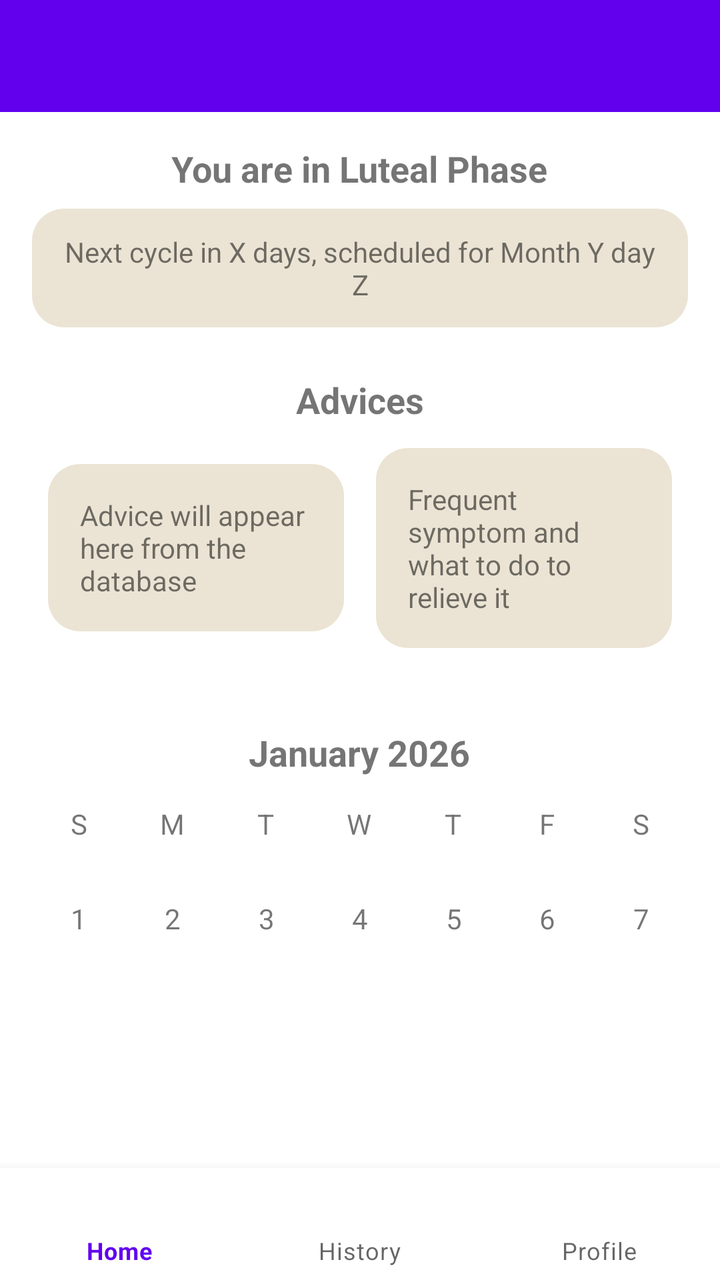
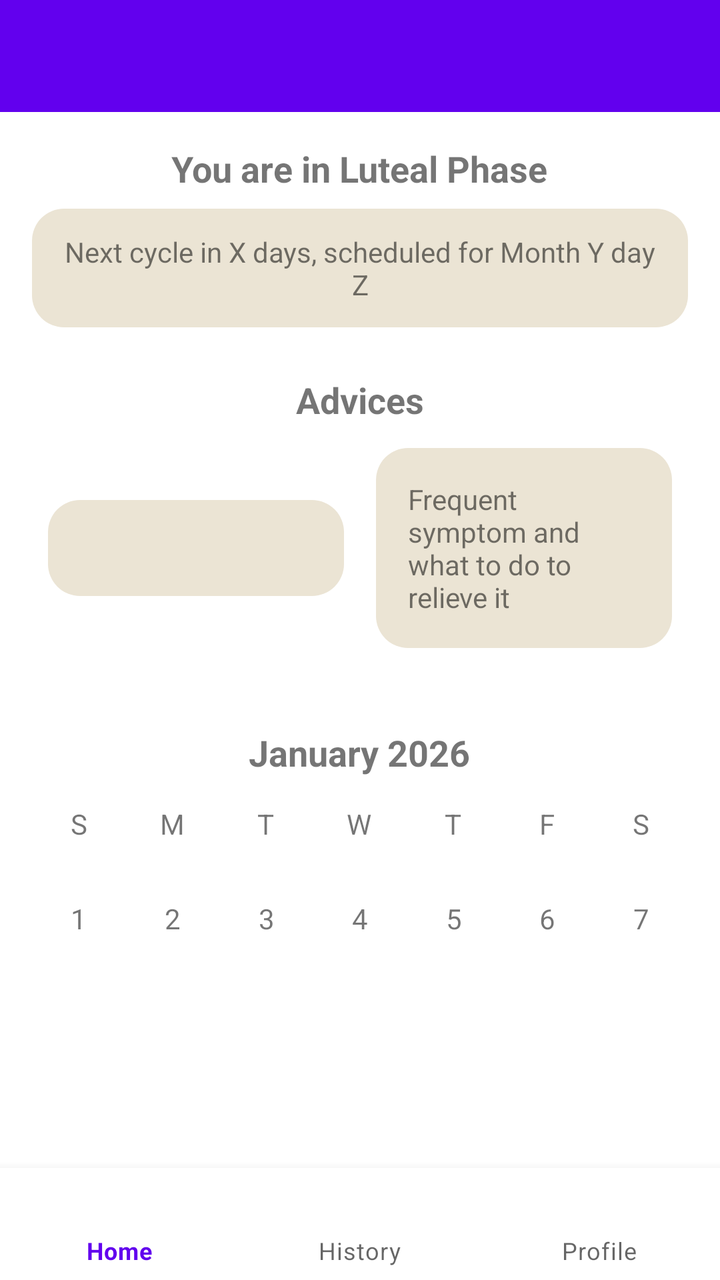

Compare the two renders of this Android layout. The source of the first and the diff that turns it into the second are given below.
<!-- AndroidManifest.xml: application theme Theme.LunaFlow -->
<!-- res/layout/activity_main.xml -->
<androidx.coordinatorlayout.widget.CoordinatorLayout xmlns:android="http://schemas.android.com/apk/res/android"
    xmlns:app="http://schemas.android.com/apk/res-auto"
    android:layout_width="match_parent"
    android:layout_height="match_parent">

    
    <com.google.android.material.appbar.MaterialToolbar
        android:id="@+id/topBar"
        android:layout_width="match_parent"
        android:layout_height="wrap_content"
        android:background="?attr/colorPrimary"
        android:title="LunaFlow"
        android:titleTextColor="@android:color/white"
        app:elevation="4dp" />

    <androidx.core.widget.NestedScrollView
        android:layout_width="match_parent"
        android:layout_height="match_parent"
        android:layout_marginTop="?attr/actionBarSize"
        android:padding="16dp"
        app:layout_behavior="@string/appbar_scrolling_view_behavior">

        <LinearLayout
            android:layout_width="match_parent"
            android:layout_height="wrap_content"
            android:gravity="center_horizontal"
            android:orientation="vertical"
            android:spacing="16dp">

            
            <LinearLayout
                android:layout_width="match_parent"
                android:layout_height="wrap_content"
                android:gravity="center_horizontal"
                android:orientation="vertical">

                
                <TextView
                    android:id="@+id/currentPhase"
                    android:layout_width="wrap_content"
                    android:layout_height="wrap_content"
                    android:gravity="center"
                    android:text="You are in Luteal Phase"
                    android:textSize="18sp"
                    android:textStyle="bold" />

                
                <LinearLayout
                    android:layout_width="wrap_content"
                    android:layout_height="wrap_content"
                    android:layout_marginTop="8dp"
                    android:background="@drawable/rounded_background"
                    android:gravity="center"
                    android:padding="12dp">

                    <TextView
                        android:id="@+id/nextCycle"
                        android:layout_width="wrap_content"
                        android:layout_height="wrap_content"
                        android:gravity="center"
                        android:text="Next cycle in X days, scheduled for Month Y day Z"
                        android:textSize="14sp" />
                </LinearLayout>
            </LinearLayout>

            
            <LinearLayout
                android:layout_width="match_parent"
                android:layout_height="wrap_content"
                android:layout_marginTop="24dp"
                android:orientation="vertical">

                <TextView
                    android:layout_width="wrap_content"
                    android:layout_height="wrap_content"
                    android:layout_gravity="center_horizontal"
                    android:layout_marginBottom="12dp"
                    android:text="Advices"
                    android:textSize="18sp"
                    android:textStyle="bold" />

                <LinearLayout
                    android:layout_width="match_parent"
                    android:layout_height="wrap_content"
                    android:layout_marginHorizontal="8dp"
                    android:layout_marginBottom="16dp"
                    android:gravity="center"
                    android:orientation="horizontal"
                    android:weightSum="2">

                    
                    <LinearLayout
                        android:layout_width="0dp"
                        android:layout_height="wrap_content"
                        android:layout_marginEnd="8dp"
                        android:layout_weight="1"
                        android:background="@drawable/rounded_background"
                        android:orientation="vertical"
                        android:padding="16dp">

                        <TextView
                            android:id="@+id/adviceText"
                            android:layout_width="wrap_content"
                            android:layout_height="wrap_content"
                            android:text="Advice will appear here from the database"
                            android:textSize="14sp" />
                    </LinearLayout>

                    
                    <LinearLayout
                        android:layout_width="0dp"
                        android:layout_height="wrap_content"
                        android:layout_marginStart="8dp"
                        android:layout_weight="1"
                        android:background="@drawable/rounded_background"
                        android:orientation="vertical"
                        android:padding="16dp">

                        <TextView
                            android:layout_width="wrap_content"
                            android:layout_height="wrap_content"
                            android:text="Frequent symptom and what to do to relieve it"
                            android:textSize="14sp" />
                    </LinearLayout>

                </LinearLayout>

            </LinearLayout>

            
            <LinearLayout
                android:layout_width="match_parent"
                android:layout_height="wrap_content"
                android:layout_marginTop="24dp"
                android:orientation="vertical">

                
                <TextView
                    android:id="@+id/calendarMonthYear"
                    android:layout_width="wrap_content"
                    android:layout_height="wrap_content"
                    android:layout_gravity="center_horizontal"
                    android:layout_marginBottom="8dp"
                    android:text="January 2026"
                    android:textSize="18sp"
                    android:textStyle="bold" />

                
                <LinearLayout
                    android:layout_width="match_parent"
                    android:layout_height="wrap_content"
                    android:layout_marginBottom="8dp"
                    android:gravity="center"
                    android:orientation="horizontal">

                    <TextView
                        android:layout_width="0dp"
                        android:layout_height="15pt"
                        android:layout_weight="1"
                        android:gravity="center"
                        android:text="S" />

                    <TextView
                        android:layout_width="0dp"
                        android:layout_height="15pt"
                        android:layout_weight="1"
                        android:gravity="center"
                        android:text="M" />

                    <TextView
                        android:layout_width="0dp"
                        android:layout_height="15pt"
                        android:layout_weight="1"
                        android:gravity="center"
                        android:text="T" />

                    <TextView
                        android:layout_width="0dp"
                        android:layout_height="15pt"
                        android:layout_weight="1"
                        android:gravity="center"
                        android:text="W" />

                    <TextView
                        android:layout_width="0dp"
                        android:layout_height="15pt"
                        android:layout_weight="1"
                        android:gravity="center"
                        android:text="T" />

                    <TextView
                        android:layout_width="0dp"
                        android:layout_height="15pt"
                        android:layout_weight="1"
                        android:gravity="center"
                        android:text="F" />

                    <TextView
                        android:layout_width="0dp"
                        android:layout_height="15pt"
                        android:layout_weight="1"
                        android:gravity="center"
                        android:text="S" />
                </LinearLayout>

                
                <GridLayout
                    android:id="@+id/calendarDaysGrid"
                    android:layout_width="match_parent"
                    android:layout_height="wrap_content"
                    android:layout_gravity="center"
                    android:alignmentMode="alignMargins"
                    android:columnCount="7"
                    android:rowCount="6"
                    android:useDefaultMargins="true">

                    
                    
                    <TextView
                        android:layout_width="0dp"
                        android:layout_height="40dp"
                        android:layout_columnWeight="1"
                        android:gravity="center"
                        android:text="1" />

                    <TextView
                        android:layout_width="0dp"
                        android:layout_height="40dp"
                        android:layout_columnWeight="1"
                        android:gravity="center"
                        android:text="2" />

                    <TextView
                        android:layout_width="0dp"
                        android:layout_height="40dp"
                        android:layout_columnWeight="1"
                        android:gravity="center"
                        android:text="3" />

                    <TextView
                        android:layout_width="0dp"
                        android:layout_height="40dp"
                        android:layout_columnWeight="1"
                        android:gravity="center"
                        android:text="4" />

                    <TextView
                        android:layout_width="0dp"
                        android:layout_height="40dp"
                        android:layout_columnWeight="1"
                        android:gravity="center"
                        android:text="5" />

                    <TextView
                        android:layout_width="0dp"
                        android:layout_height="40dp"
                        android:layout_columnWeight="1"
                        android:gravity="center"
                        android:text="6" />

                    <TextView
                        android:layout_width="0dp"
                        android:layout_height="40dp"
                        android:layout_columnWeight="1"
                        android:gravity="center"
                        android:text="7" />
                </GridLayout>

            </LinearLayout>

        </LinearLayout>

    </androidx.core.widget.NestedScrollView>

    
    <com.google.android.material.bottomnavigation.BottomNavigationView
        android:id="@+id/bottomNav"
        android:layout_width="match_parent"
        android:layout_height="wrap_content"
        android:layout_gravity="bottom"
        app:labelVisibilityMode="labeled"
        app:menu="@menu/bottom_nav_menu" />

</androidx.coordinatorlayout.widget.CoordinatorLayout>
<!-- resources referenced by this layout -->
<resources>
  <!-- drawable rounded_background (drawable) -->
  <?xml version="1.0" encoding="utf-8"?>
  <shape xmlns:android="http://schemas.android.com/apk/res/android"
      android:shape="rectangle">
  
      <solid android:color="#EBE4D4" />
  
      <corners android:radius="16dp" />
  
  </shape>
  <style name="Theme.LunaFlow" parent="Theme.MaterialComponents.DayNight.DarkActionBar">
          
          <item name="colorPrimary">@color/purple_500</item>
          <item name="colorPrimaryVariant">@color/purple_700</item>
          <item name="colorOnPrimary">@color/white</item>
          
          <item name="colorSecondary">@color/teal_200</item>
          <item name="colorSecondaryVariant">@color/teal_700</item>
          <item name="colorOnSecondary">@color/black</item>
          
          <item name="android:statusBarColor">?attr/colorPrimaryVariant</item>
          
      </style>
  <color name="purple_500">#FF6200EE</color>
  <color name="purple_700">#FF3700B3</color>
  <color name="white">#FFFFFFFF</color>
  <color name="teal_200">#FF03DAC5</color>
  <color name="teal_700">#FF018786</color>
  <color name="black">#FF000000</color>
</resources>

<!-- the commit's change to res/layout/activity_main.xml (unified diff, before → after) -->
@@ -98,12 +98,14 @@
                         android:orientation="vertical"
                         android:padding="16dp">
 
-                        <TextView
-                            android:id="@+id/adviceText"
-                            android:layout_width="wrap_content"
+                        <androidx.recyclerview.widget.RecyclerView
+                            android:id="@+id/adviceRecyclerView"
+                            android:layout_width="match_parent"
                             android:layout_height="wrap_content"
-                            android:text="Advice will appear here from the database"
-                            android:textSize="14sp" />
+                            android:layout_marginHorizontal="8dp"
+                            android:layout_marginBottom="16dp"
+                            android:scrollbars="vertical" />
+
                     </LinearLayout>
 
                     
